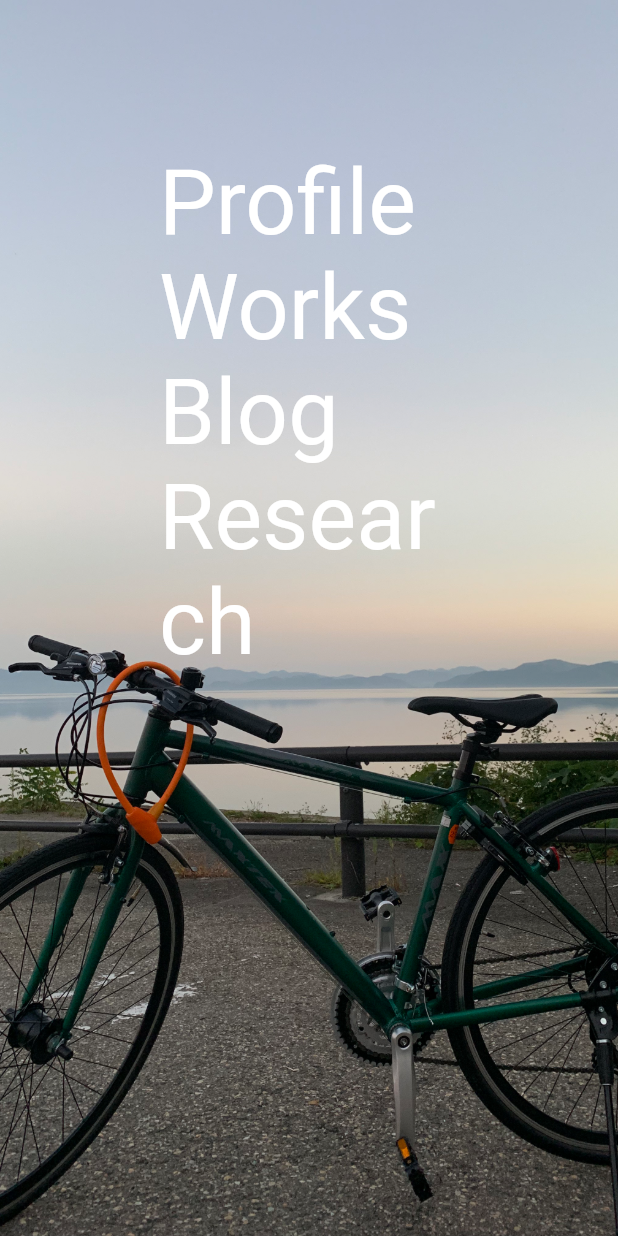
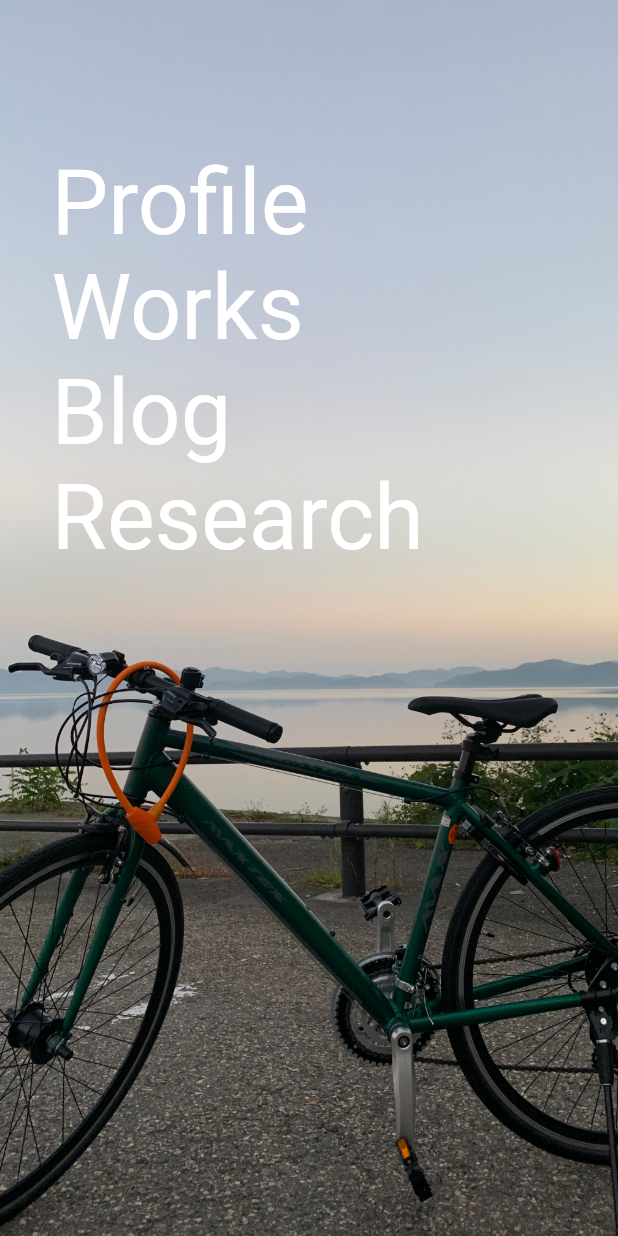
Before and after one commit to s1270146/portfolio-2023, a Flutter app: the screen it shows after launch, on a phone screen of 412 x 824 dp. Run offline on Flutter 3.47's test engine with Material 2 defaults, Android fonts, the phone set to English and light mode, and no system bars; drawn by our look-alikes of animated_text_kit; our stand-ins replace device_preview, hooks_riverpod; Roboto replaces fonts that are missing (Agne).

Commit message:
最初の画面の調整

```diff
--- a/lib/component/type_writer_text.dart
+++ b/lib/component/type_writer_text.dart
@@ -1,7 +1,10 @@
 import 'package:animated_text_kit/animated_text_kit.dart';
 import 'package:flutter/material.dart';
+import 'package:hooks_riverpod/hooks_riverpod.dart';
+import 'package:portfolio_2023/page/base_page.dart';
+import 'package:portfolio_2023/page/main_content_page/main_content_page_provider.dart';
 
-class TypeWriterText extends StatelessWidget {
+class TypeWriterText extends ConsumerWidget {
   const TypeWriterText({
     super.key,
     required this.displayText,
@@ -12,7 +15,7 @@ class TypeWriterText extends StatelessWidget {
   final Widget transitionTargetWidget;
 
   @override
-  Widget build(BuildContext context) {
+  Widget build(BuildContext context, WidgetRef ref) {
     return InkWell(
       onTap: () {},
       child: DefaultTextStyle(
@@ -25,8 +28,13 @@ class TypeWriterText extends StatelessWidget {
           onTap: () {
             Navigator.push(
               context,
-              MaterialPageRoute(builder: (context) => transitionTargetWidget),
+              MaterialPageRoute(
+                builder: (context) => const BasePage(),
+              ),
             );
+            ref.read(currentPageProvider.notifier).update(
+                  (state) => transitionTargetWidget,
+                );
           },
           pause: const Duration(milliseconds: 3000),
           animatedTexts: [
--- a/lib/page/home_page.dart
+++ b/lib/page/home_page.dart
@@ -1,6 +1,9 @@
 import 'package:flutter/material.dart';
 import 'package:portfolio_2023/component/type_writer_text.dart';
-import 'package:portfolio_2023/page/base_page.dart';
+import 'package:portfolio_2023/page/main_content_page/blog_page.dart';
+import 'package:portfolio_2023/page/main_content_page/profile_page.dart';
+import 'package:portfolio_2023/page/main_content_page/research_page.dart';
+import 'package:portfolio_2023/page/main_content_page/works_page.dart';
 
 class HomePage extends StatefulWidget {
   const HomePage({
@@ -14,8 +17,9 @@ class HomePage extends StatefulWidget {
 class _HomePageState extends State<HomePage> {
   @override
   Widget build(BuildContext context) {
-    final double textWidth =
-        MediaQuery.of(context).size.width > 500 ? 400 : 200;
+    final double textWidth = MediaQuery.of(context).size.width > 500
+        ? 400
+        : MediaQuery.of(context).size.width / 6 * 5;
     return Container(
       decoration: const BoxDecoration(
         image: DecorationImage(
@@ -25,7 +29,8 @@ class _HomePageState extends State<HomePage> {
       ),
       child: Scaffold(
         backgroundColor: Colors.transparent,
-        body: Container(
+        body: SingleChildScrollView(
+          child: Container(
             margin: const EdgeInsets.only(
               top: 100,
             ),
@@ -36,28 +41,28 @@ class _HomePageState extends State<HomePage> {
                     width: textWidth,
                     child: const TypeWriterText(
                       displayText: 'Profile',
-                    transitionTargetWidget: BasePage(),
+                      transitionTargetWidget: ProfilePage(),
                     ),
                   ),
                   SizedBox(
                     width: textWidth,
                     child: const TypeWriterText(
                       displayText: 'Works',
-                    transitionTargetWidget: BasePage(),
+                      transitionTargetWidget: WorksPage(),
                     ),
                   ),
                   SizedBox(
                     width: textWidth,
                     child: const TypeWriterText(
                       displayText: 'Blog',
-                    transitionTargetWidget: BasePage(),
+                      transitionTargetWidget: BlogPage(),
                     ),
                   ),
                   SizedBox(
                     width: textWidth,
                     child: const TypeWriterText(
                       displayText: 'Research',
-                    transitionTargetWidget: BasePage(),
+                      transitionTargetWidget: ResearchPage(),
                     ),
                   ),
                 ],
@@ -65,6 +70,7 @@ class _HomePageState extends State<HomePage> {
             ),
           ),
         ),
+      ),
     );
   }
 }
```
Lines whose indentation alone changed are shown as unchanged.
